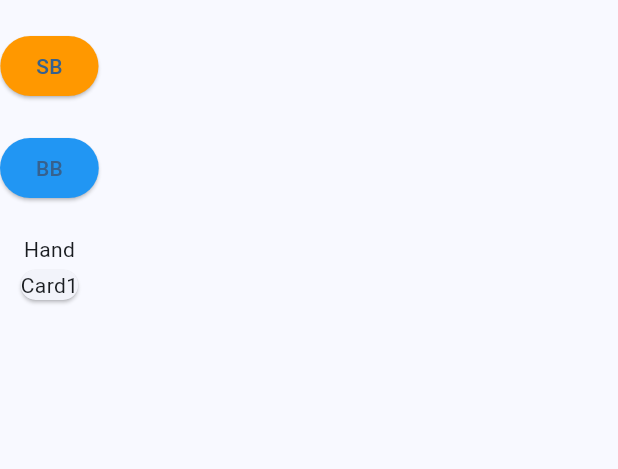
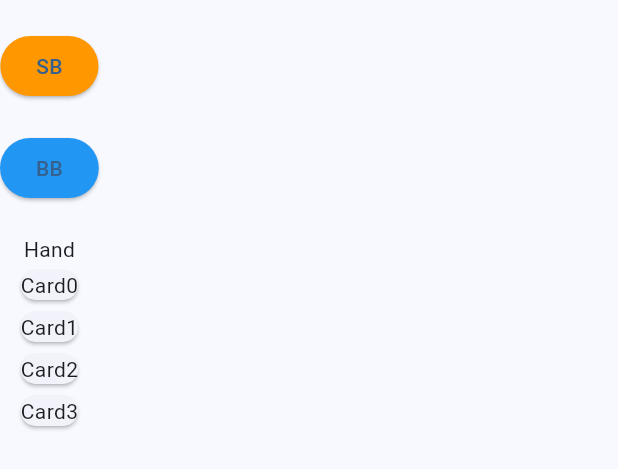
Before and after one commit to zawazawazawazawa/mixed_game_hand_history, a Flutter app: the HeroPage widget shown alone on an empty page, opened directly, after a tap on "SB", on a phone screen of 412 x 824 dp. Shown: the top 469 px of the screen. Run offline on Flutter 3.47's test engine with Material 3 defaults, Android fonts, the phone set to English and light mode, and no system bars; our stand-ins replace flutter_svg.

Commit message:
:beer: ハンドを登録できる

```diff
--- a/lib/pages/hero_page.dart
+++ b/lib/pages/hero_page.dart
@@ -14,10 +14,6 @@ class _HeroPageState extends State<HeroPage> {
   List<PlayingCard> cards = List.filled(4, PlayingCard(suit: null, rank: null));
 
   void inputCard({required PlayingCard card, required int index}) {
-    print('きた');
-    print(card.rank);
-    print(card.suit);
-    print(index);
     setState(() {
       cards[index] = card;
     });
@@ -56,12 +52,15 @@ class _HeroPageState extends State<HeroPage> {
               children: [
                 SizedBox(height: 20),
                 Text("Hand"),
-                (cards[0].suit == null && cards[0].rank == null)
+                Column(
+                  children: List.generate(4, (index) {
+                    return (cards[index].suit == null &&
+                            cards[index].rank == null)
                         ? InkWell(
                             child: Card(
                               child: Column(
                                 children: [
-                              Text('Card1'),
+                                  Text("Card$index"),
                                 ],
                               ),
                             ),
@@ -69,14 +68,38 @@ class _HeroPageState extends State<HeroPage> {
                               showCardInputDialog(
                                   context: context,
                                   onSubmit: ({required PlayingCard card}) {
-                                inputCard(card: card, index: 0);
+                                    inputCard(card: card, index: index);
                                   });
                             },
                           )
-                    : Row(children: [
-                        Text("suit: ${cards[0].suit}"),
-                        Text("card: ${cards[0].rank}"),
-                      ])
+                        : Column(children: [
+                            Text("suit: ${cards[index].suit}"),
+                            SizedBox(width: 20),
+                            Text("card: ${cards[index].rank}"),
+                          ]);
+                  }),
+                ),
+                //(cards[0].suit == null && cards[0].rank == null)
+                //    ? InkWell(
+                //        child: Card(
+                //          child: Column(
+                //            children: [
+                //              Text('Card1'),
+                //            ],
+                //          ),
+                //        ),
+                //        onTap: () {
+                //          showCardInputDialog(
+                //              context: context,
+                //              onSubmit: ({required PlayingCard card}) {
+                //                inputCard(card: card, index: 0);
+                //              });
+                //        },
+                //      )
+                //    : Row(children: [
+                //        Text("suit: ${cards[0].suit}"),
+                //        Text("card: ${cards[0].rank}"),
+                //      ])
               ],
             ),
         ],
--- a/lib/widgets/card_input_field.dart
+++ b/lib/widgets/card_input_field.dart
@@ -1,6 +1,5 @@
 import 'package:flutter/material.dart';
 import 'package:provider/provider.dart';
-import 'package:flutter_svg/flutter_svg.dart';
 
 import '../my_app_state.dart';
 import '../utils/show_card_input_dialog.dart';
```
Lines whose indentation alone changed are shown as unchanged.
